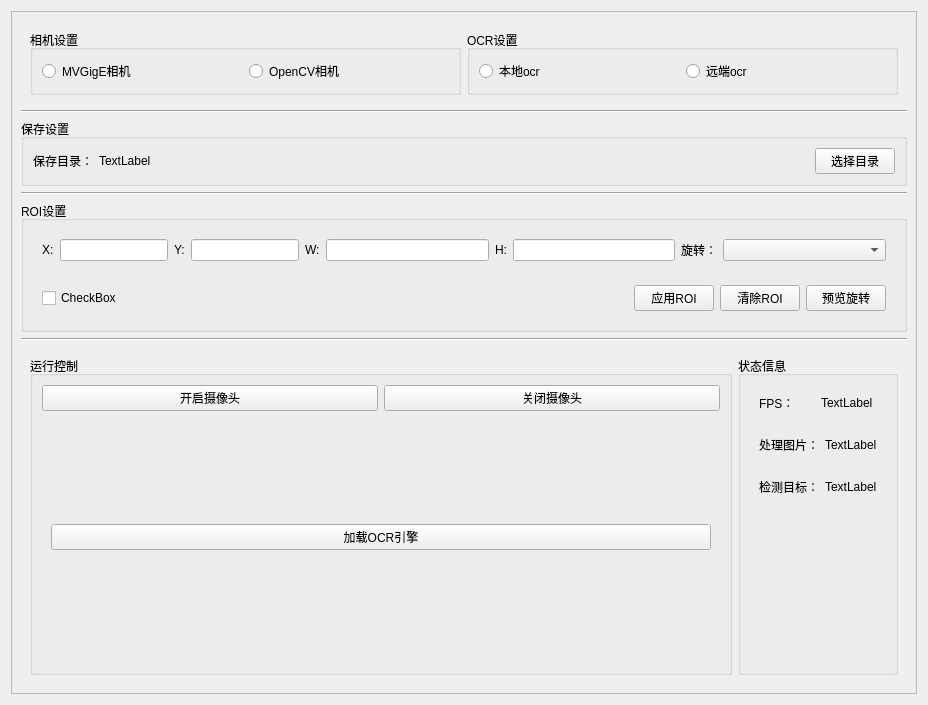
Old version of the form UI/control.ui in the repository lexxxx-cmd/MailParser.
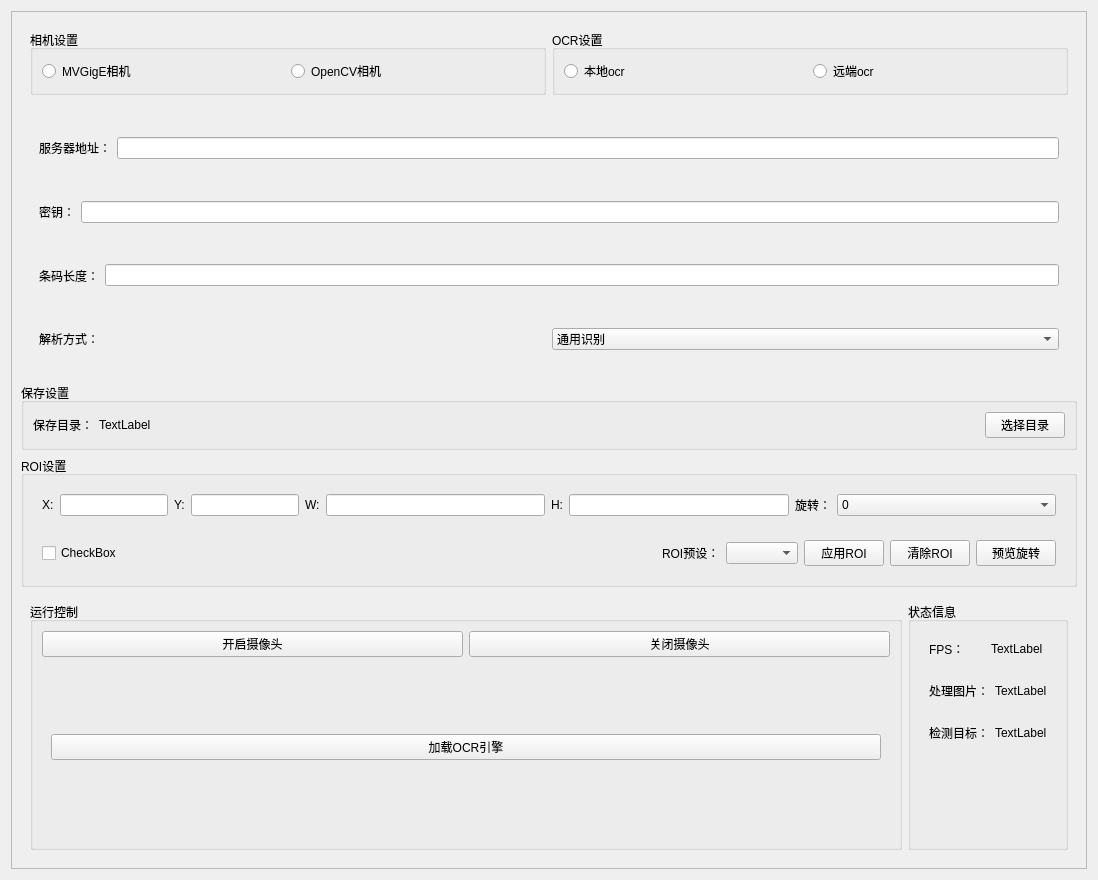
New version of the form. The open tabs and pages were chosen to show the change.

Commit message: feat:添加远端配置，添加ROI预设配置功能

The edit to the form file:
```diff
--- a/UI/control.ui
+++ b/UI/control.ui
@@ -6,8 +6,8 @@
    <rect>
     <x>0</x>
     <y>0</y>
-    <width>928</width>
-    <height>705</height>
+    <width>1098</width>
+    <height>880</height>
    </rect>
   </property>
   <property name="sizePolicy">
@@ -30,8 +30,8 @@
        <rect>
         <x>0</x>
         <y>0</y>
-        <width>904</width>
-        <height>681</height>
+        <width>1074</width>
+        <height>856</height>
        </rect>
       </property>
       <layout class="QGridLayout" name="gridLayout">
@@ -87,209 +87,7 @@
          </layout>
         </widget>
        </item>
-       <item row="2" column="0">
-        <widget class="Line" name="line">
-         <property name="orientation">
-          <enum>Qt::Orientation::Horizontal</enum>
-         </property>
-        </widget>
-       </item>
        <item row="5" column="0">
-        <widget class="QGroupBox" name="groupBox_6">
-         <property name="title">
-          <string>ROI设置</string>
-         </property>
-         <layout class="QVBoxLayout" name="verticalLayout_2">
-          <item>
-           <widget class="QWidget" name="widget" native="true">
-            <layout class="QHBoxLayout" name="horizontalLayout_4">
-             <item>
-              <widget class="QLabel" name="label_3">
-               <property name="sizePolicy">
-                <sizepolicy hsizetype="Fixed" vsizetype="Preferred">
-                 <horstretch>0</horstretch>
-                 <verstretch>0</verstretch>
-                </sizepolicy>
-               </property>
-               <property name="text">
-                <string>X:</string>
-               </property>
-              </widget>
-             </item>
-             <item>
-              <widget class="QLineEdit" name="lblRoiX">
-               <property name="sizePolicy">
-                <sizepolicy hsizetype="Preferred" vsizetype="Fixed">
-                 <horstretch>0</horstretch>
-                 <verstretch>0</verstretch>
-                </sizepolicy>
-               </property>
-              </widget>
-             </item>
-             <item>
-              <widget class="QLabel" name="label_4">
-               <property name="text">
-                <string>Y:</string>
-               </property>
-              </widget>
-             </item>
-             <item>
-              <widget class="QLineEdit" name="lblRoiY">
-               <property name="sizePolicy">
-                <sizepolicy hsizetype="Preferred" vsizetype="Fixed">
-                 <horstretch>0</horstretch>
-                 <verstretch>0</verstretch>
-                </sizepolicy>
-               </property>
-              </widget>
-             </item>
-             <item>
-              <widget class="QLabel" name="label_5">
-               <property name="text">
-                <string>W:</string>
-               </property>
-              </widget>
-             </item>
-             <item>
-              <widget class="QLineEdit" name="lblRoiW"/>
-             </item>
-             <item>
-              <widget class="QLabel" name="label_6">
-               <property name="text">
-                <string>H:</string>
-               </property>
-              </widget>
-             </item>
-             <item>
-              <widget class="QLineEdit" name="lblRoiH"/>
-             </item>
-             <item>
-              <widget class="QLabel" name="label_7">
-               <property name="text">
-                <string>旋转：</string>
-               </property>
-              </widget>
-             </item>
-             <item>
-              <widget class="QComboBox" name="cmbImageRotation">
-               <property name="sizePolicy">
-                <sizepolicy hsizetype="Expanding" vsizetype="Fixed">
-                 <horstretch>0</horstretch>
-                 <verstretch>0</verstretch>
-                </sizepolicy>
-               </property>
-              </widget>
-             </item>
-            </layout>
-           </widget>
-          </item>
-          <item>
-           <widget class="QWidget" name="widget_2" native="true">
-            <layout class="QHBoxLayout" name="horizontalLayout_5">
-             <item>
-              <widget class="QCheckBox" name="chkEnableRoiDrag">
-               <property name="text">
-                <string>CheckBox</string>
-               </property>
-              </widget>
-             </item>
-             <item>
-              <spacer name="horizontalSpacer_2">
-               <property name="orientation">
-                <enum>Qt::Orientation::Horizontal</enum>
-               </property>
-               <property name="sizeHint" stdset="0">
-                <size>
-                 <width>40</width>
-                 <height>20</height>
-                </size>
-               </property>
-              </spacer>
-             </item>
-             <item>
-              <widget class="QPushButton" name="btnApplyRoi">
-               <property name="text">
-                <string>应用ROI</string>
-               </property>
-              </widget>
-             </item>
-             <item>
-              <widget class="QPushButton" name="btnClearRoi">
-               <property name="text">
-                <string>清除ROI</string>
-               </property>
-              </widget>
-             </item>
-             <item>
-              <widget class="QPushButton" name="btnPreviewRotation">
-               <property name="text">
-                <string>预览旋转</string>
-               </property>
-              </widget>
-             </item>
-            </layout>
-           </widget>
-          </item>
-         </layout>
-        </widget>
-       </item>
-       <item row="6" column="0">
-        <widget class="Line" name="line_4">
-         <property name="orientation">
-          <enum>Qt::Orientation::Horizontal</enum>
-         </property>
-        </widget>
-       </item>
-       <item row="3" column="0">
-        <widget class="QGroupBox" name="groupBox_5">
-         <property name="title">
-          <string>保存设置</string>
-         </property>
-         <layout class="QHBoxLayout" name="horizontalLayout_3">
-          <item>
-           <widget class="QLabel" name="lblSaveDirCaption">
-            <property name="sizePolicy">
-             <sizepolicy hsizetype="Fixed" vsizetype="Preferred">
-              <horstretch>0</horstretch>
-              <verstretch>0</verstretch>
-             </sizepolicy>
-            </property>
-            <property name="text">
-             <string>保存目录：</string>
-            </property>
-           </widget>
-          </item>
-          <item>
-           <widget class="QLabel" name="lblSaveDirPath">
-            <property name="sizePolicy">
-             <sizepolicy hsizetype="Expanding" vsizetype="Preferred">
-              <horstretch>0</horstretch>
-              <verstretch>0</verstretch>
-             </sizepolicy>
-            </property>
-            <property name="text">
-             <string>TextLabel</string>
-            </property>
-           </widget>
-          </item>
-          <item>
-           <widget class="QPushButton" name="btnSelectSaveDir">
-            <property name="text">
-             <string>选择目录</string>
-            </property>
-           </widget>
-          </item>
-         </layout>
-        </widget>
-       </item>
-       <item row="4" column="0">
-        <widget class="Line" name="line_3">
-         <property name="orientation">
-          <enum>Qt::Orientation::Horizontal</enum>
-         </property>
-        </widget>
-       </item>
-       <item row="7" column="0">
         <widget class="QWidget" name="widget_3" native="true">
          <layout class="QHBoxLayout" name="horizontalLayout_6">
           <item>
@@ -457,6 +255,304 @@
          </layout>
         </widget>
        </item>
+       <item row="2" column="0">
+        <widget class="QWidget" name="widget_ocr" native="true">
+         <property name="sizePolicy">
+          <sizepolicy hsizetype="Expanding" vsizetype="Expanding">
+           <horstretch>0</horstretch>
+           <verstretch>0</verstretch>
+          </sizepolicy>
+         </property>
+         <layout class="QVBoxLayout" name="verticalLayout_4">
+          <item>
+           <widget class="QWidget" name="widget_10" native="true">
+            <layout class="QHBoxLayout" name="horizontalLayout_12">
+             <item>
+              <widget class="QLabel" name="label_2">
+               <property name="text">
+                <string>服务器地址：</string>
+               </property>
+              </widget>
+             </item>
+             <item>
+              <widget class="QLineEdit" name="lblRemoteAddress"/>
+             </item>
+            </layout>
+           </widget>
+          </item>
+          <item>
+           <widget class="QWidget" name="widget_11" native="true">
+            <layout class="QHBoxLayout" name="horizontalLayout_13">
+             <item>
+              <widget class="QLabel" name="label_11">
+               <property name="text">
+                <string>密钥：</string>
+               </property>
+              </widget>
+             </item>
+             <item>
+              <widget class="QLineEdit" name="lblRemoteKey"/>
+             </item>
+            </layout>
+           </widget>
+          </item>
+          <item>
+           <widget class="QWidget" name="widget_12" native="true">
+            <layout class="QHBoxLayout" name="horizontalLayout_14">
+             <item>
+              <widget class="QLabel" name="label_12">
+               <property name="text">
+                <string>条码长度：</string>
+               </property>
+              </widget>
+             </item>
+             <item>
+              <widget class="QLineEdit" name="lblBarcodeLength"/>
+             </item>
+            </layout>
+           </widget>
+          </item>
+          <item>
+           <widget class="QWidget" name="widget_9" native="true">
+            <layout class="QHBoxLayout" name="horizontalLayout_15">
+             <item>
+              <widget class="QLabel" name="label_13">
+               <property name="text">
+                <string>解析方式：</string>
+               </property>
+              </widget>
+             </item>
+             <item>
+              <widget class="QComboBox" name="cmbAnalysisType">
+               <item>
+                <property name="text">
+                 <string>通用识别</string>
+                </property>
+               </item>
+               <item>
+                <property name="text">
+                 <string>智能解析</string>
+                </property>
+               </item>
+              </widget>
+             </item>
+            </layout>
+           </widget>
+          </item>
+         </layout>
+        </widget>
+       </item>
+       <item row="4" column="0">
+        <widget class="QGroupBox" name="groupBox_6">
+         <property name="title">
+          <string>ROI设置</string>
+         </property>
+         <layout class="QVBoxLayout" name="verticalLayout_2">
+          <item>
+           <widget class="QWidget" name="widget" native="true">
+            <layout class="QHBoxLayout" name="horizontalLayout_4">
+             <item>
+              <widget class="QLabel" name="label_3">
+               <property name="sizePolicy">
+                <sizepolicy hsizetype="Fixed" vsizetype="Preferred">
+                 <horstretch>0</horstretch>
+                 <verstretch>0</verstretch>
+                </sizepolicy>
+               </property>
+               <property name="text">
+                <string>X:</string>
+               </property>
+              </widget>
+             </item>
+             <item>
+              <widget class="QLineEdit" name="lblRoiX">
+               <property name="sizePolicy">
+                <sizepolicy hsizetype="Preferred" vsizetype="Fixed">
+                 <horstretch>0</horstretch>
+                 <verstretch>0</verstretch>
+                </sizepolicy>
+               </property>
+              </widget>
+             </item>
+             <item>
+              <widget class="QLabel" name="label_4">
+               <property name="text">
+                <string>Y:</string>
+               </property>
+              </widget>
+             </item>
+             <item>
+              <widget class="QLineEdit" name="lblRoiY">
+               <property name="sizePolicy">
+                <sizepolicy hsizetype="Preferred" vsizetype="Fixed">
+                 <horstretch>0</horstretch>
+                 <verstretch>0</verstretch>
+                </sizepolicy>
+               </property>
+              </widget>
+             </item>
+             <item>
+              <widget class="QLabel" name="label_5">
+               <property name="text">
+                <string>W:</string>
+               </property>
+              </widget>
+             </item>
+             <item>
+              <widget class="QLineEdit" name="lblRoiW"/>
+             </item>
+             <item>
+              <widget class="QLabel" name="label_6">
+               <property name="text">
+                <string>H:</string>
+               </property>
+              </widget>
+             </item>
+             <item>
+              <widget class="QLineEdit" name="lblRoiH"/>
+             </item>
+             <item>
+              <widget class="QLabel" name="label_7">
+               <property name="text">
+                <string>旋转：</string>
+               </property>
+              </widget>
+             </item>
+             <item>
+              <widget class="QComboBox" name="cmbImageRotation">
+               <property name="sizePolicy">
+                <sizepolicy hsizetype="Expanding" vsizetype="Fixed">
+                 <horstretch>0</horstretch>
+                 <verstretch>0</verstretch>
+                </sizepolicy>
+               </property>
+               <item>
+                <property name="text">
+                 <string>0</string>
+                </property>
+               </item>
+               <item>
+                <property name="text">
+                 <string>90</string>
+                </property>
+               </item>
+               <item>
+                <property name="text">
+                 <string>180</string>
+                </property>
+               </item>
+               <item>
+                <property name="text">
+                 <string>270</string>
+                </property>
+               </item>
+              </widget>
+             </item>
+            </layout>
+           </widget>
+          </item>
+          <item>
+           <widget class="QWidget" name="widget_2" native="true">
+            <layout class="QHBoxLayout" name="horizontalLayout_5">
+             <item>
+              <widget class="QCheckBox" name="chkEnableRoiDrag">
+               <property name="text">
+                <string>CheckBox</string>
+               </property>
+              </widget>
+             </item>
+             <item>
+              <spacer name="horizontalSpacer_2">
+               <property name="orientation">
+                <enum>Qt::Orientation::Horizontal</enum>
+               </property>
+               <property name="sizeHint" stdset="0">
+                <size>
+                 <width>40</width>
+                 <height>20</height>
+                </size>
+               </property>
+              </spacer>
+             </item>
+             <item>
+              <widget class="QLabel" name="label">
+               <property name="text">
+                <string>ROI预设：</string>
+               </property>
+              </widget>
+             </item>
+             <item>
+              <widget class="QComboBox" name="cmbROISet"/>
+             </item>
+             <item>
+              <widget class="QPushButton" name="btnApplyRoi">
+               <property name="text">
+                <string>应用ROI</string>
+               </property>
+              </widget>
+             </item>
+             <item>
+              <widget class="QPushButton" name="btnClearRoi">
+               <property name="text">
+                <string>清除ROI</string>
+               </property>
+              </widget>
+             </item>
+             <item>
+              <widget class="QPushButton" name="btnPreviewRotation">
+               <property name="text">
+                <string>预览旋转</string>
+               </property>
+              </widget>
+             </item>
+            </layout>
+           </widget>
+          </item>
+         </layout>
+        </widget>
+       </item>
+       <item row="3" column="0">
+        <widget class="QGroupBox" name="groupBox_5">
+         <property name="title">
+          <string>保存设置</string>
+         </property>
+         <layout class="QHBoxLayout" name="horizontalLayout_3">
+          <item>
+           <widget class="QLabel" name="lblSaveDirCaption">
+            <property name="sizePolicy">
+             <sizepolicy hsizetype="Fixed" vsizetype="Preferred">
+              <horstretch>0</horstretch>
+              <verstretch>0</verstretch>
+             </sizepolicy>
+            </property>
+            <property name="text">
+             <string>保存目录：</string>
+            </property>
+           </widget>
+          </item>
+          <item>
+           <widget class="QLabel" name="lblSaveDirPath">
+            <property name="sizePolicy">
+             <sizepolicy hsizetype="Expanding" vsizetype="Preferred">
+              <horstretch>0</horstretch>
+              <verstretch>0</verstretch>
+             </sizepolicy>
+            </property>
+            <property name="text">
+             <string>TextLabel</string>
+            </property>
+           </widget>
+          </item>
+          <item>
+           <widget class="QPushButton" name="btnSelectSaveDir">
+            <property name="text">
+             <string>选择目录</string>
+            </property>
+           </widget>
+          </item>
+         </layout>
+        </widget>
+       </item>
       </layout>
      </widget>
     </widget>
```
Left out of the diff: 2 changed lines with no effect on the pictures. The commit also changes 7 other files.
